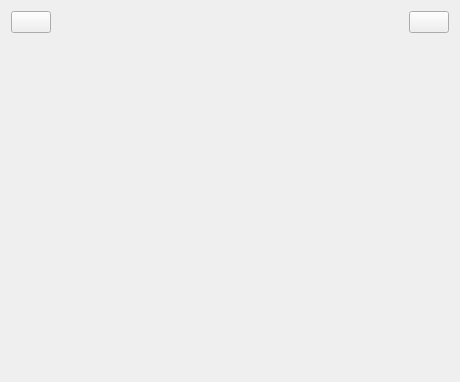
Qt form masterview.ui (Meroasis/QtMedicinesystem) before a commit.
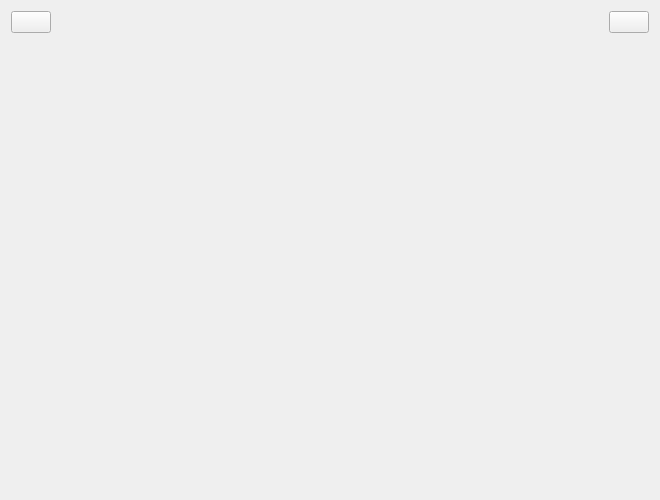
The same form after that commit. Icons and pictures are not drawn.

What changed in the file:
```diff
--- a/masterview.ui
+++ b/masterview.ui
@@ -6,8 +6,8 @@
    <rect>
     <x>0</x>
     <y>0</y>
-    <width>460</width>
-    <height>382</height>
+    <width>660</width>
+    <height>500</height>
    </rect>
   </property>
   <property name="sizePolicy">
@@ -80,7 +80,11 @@
     </layout>
    </item>
    <item>
-    <widget class="QStackedWidget" name="stackedWidget"/>
+    <widget class="QStackedWidget" name="stackedWidget">
+     <property name="styleSheet">
+      <string notr="true">background-image: url(:/img/backgound.jpg);</string>
+     </property>
+    </widget>
    </item>
   </layout>
  </widget>
```
